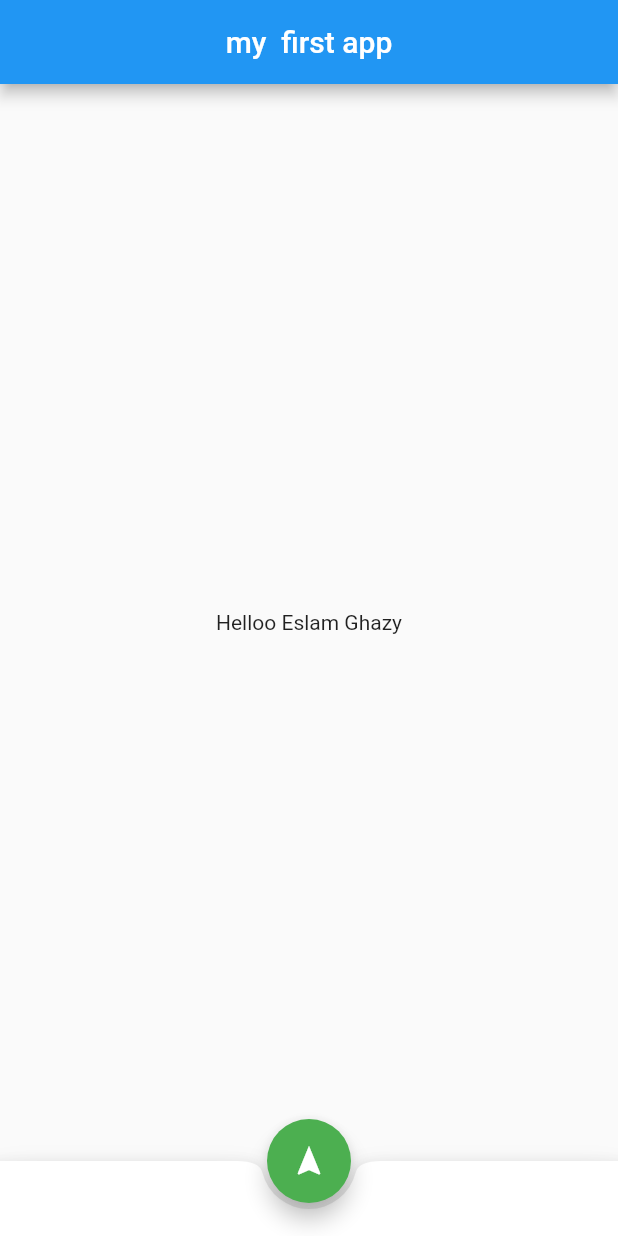
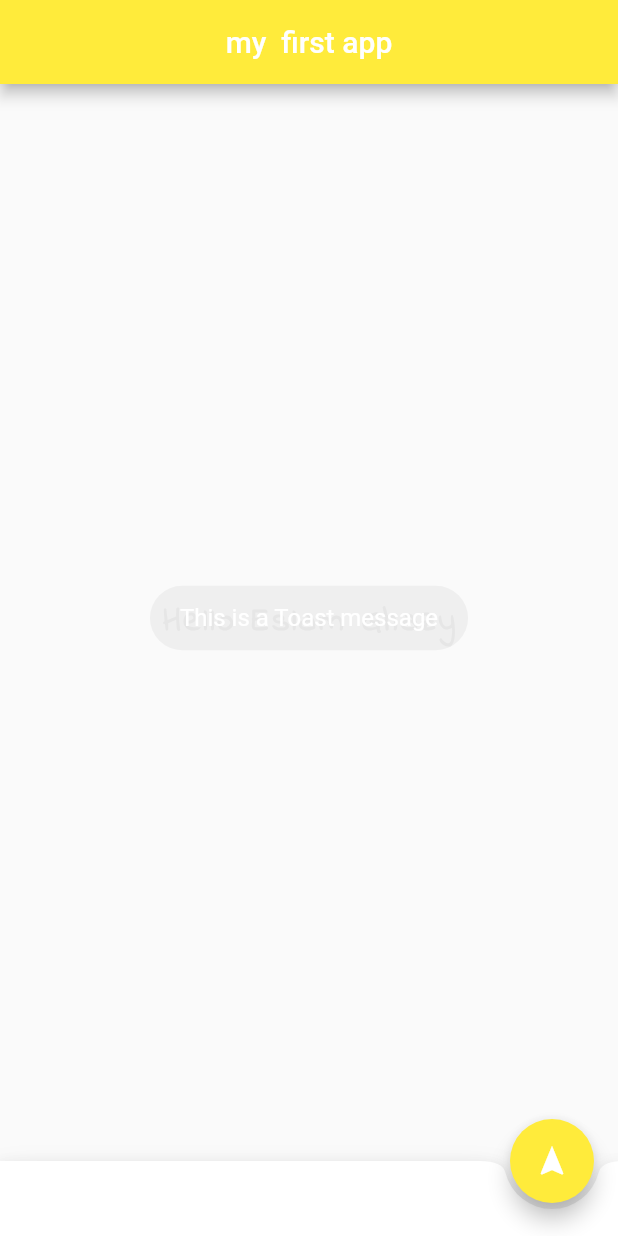
Before and after one commit to CoderEslam/flutter1app, a Flutter app: the screen it shows after launch, after a tap on the "navigation" icon, on a phone screen of 412 x 824 dp. Run offline on Flutter 3.47's test engine with Material 2 defaults, Android fonts, the phone set to English and light mode, and no system bars; our stand-ins replace fluttertoast.

Commit message:
learn how to change color and font

```diff
--- a/lib/main.dart
+++ b/lib/main.dart
@@ -1,13 +1,23 @@
 import 'package:flutter/material.dart';
+import 'package:fluttertoast/fluttertoast.dart';
 
 void main() => runApp(MaterialApp(
       home: Scaffold(
         appBar: AppBar(
           title: const Text('my  first app'),
           centerTitle: true, // to pur title in center
+          backgroundColor: Colors.yellow,
         ),
         body: const Center(
-          child: Text('Helloo Eslam Ghazy'),
+          child: Text(
+            'Hello Eslam Ghazy',
+            style: TextStyle(
+                fontSize: 22.0,
+                fontWeight: FontWeight.bold,
+                letterSpacing: 2.0,
+                color: Colors.grey,
+                fontFamily: 'india'),
+          ),
         ),
         bottomNavigationBar: BottomAppBar(
           shape: const CircularNotchedRectangle(),
@@ -16,11 +26,18 @@ void main() => runApp(MaterialApp(
         floatingActionButton: FloatingActionButton(
           onPressed: () {
             // Add your onPressed code here!
+            Fluttertoast.showToast(
+                msg: "This is a Toast message",
+                toastLength: Toast.LENGTH_SHORT,
+                gravity: ToastGravity.CENTER,
+                timeInSecForIosWeb: 1,
+                textColor: Colors.white,
+                fontSize: 16.0);
           },
-          backgroundColor: Colors.green,
+          backgroundColor: Colors.yellow,
           child: const Icon(Icons.navigation), // Text('click')
         ),
-        floatingActionButtonLocation: FloatingActionButtonLocation.centerDocked,
+        floatingActionButtonLocation: FloatingActionButtonLocation.endDocked,
       ),
     ));
 
```
Also changed, not shown: pubspec.yaml (+26 -23 lines), fonts/IndieFlower-Regular.ttf (added), pubspec.lock, 1 other file.
